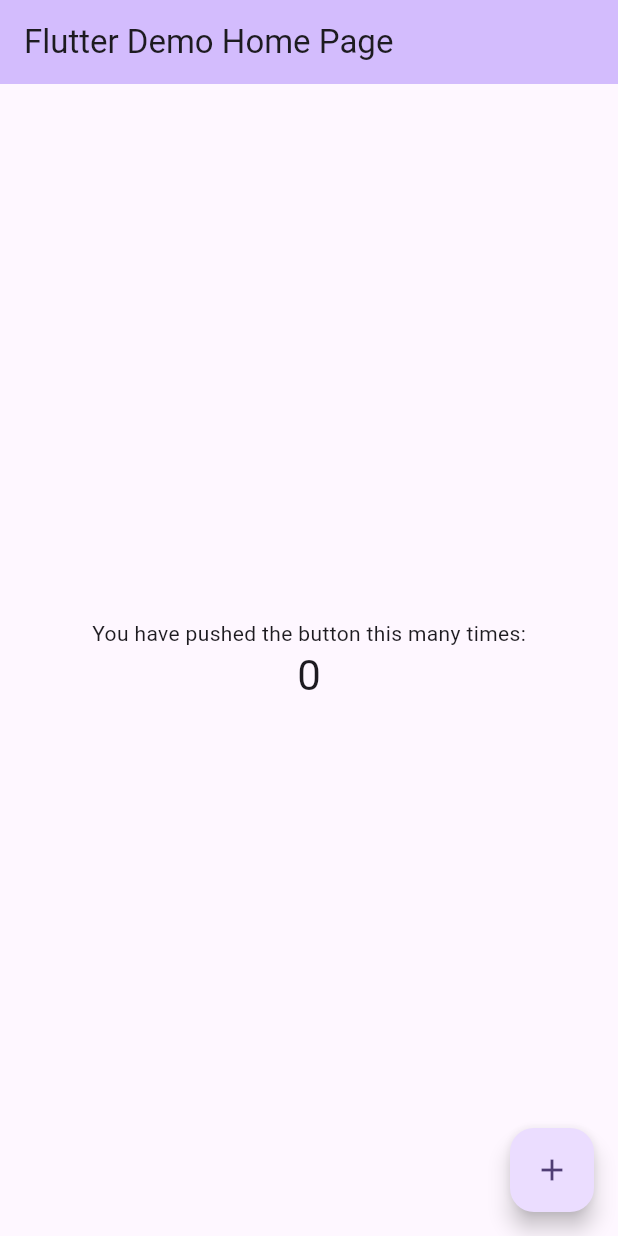
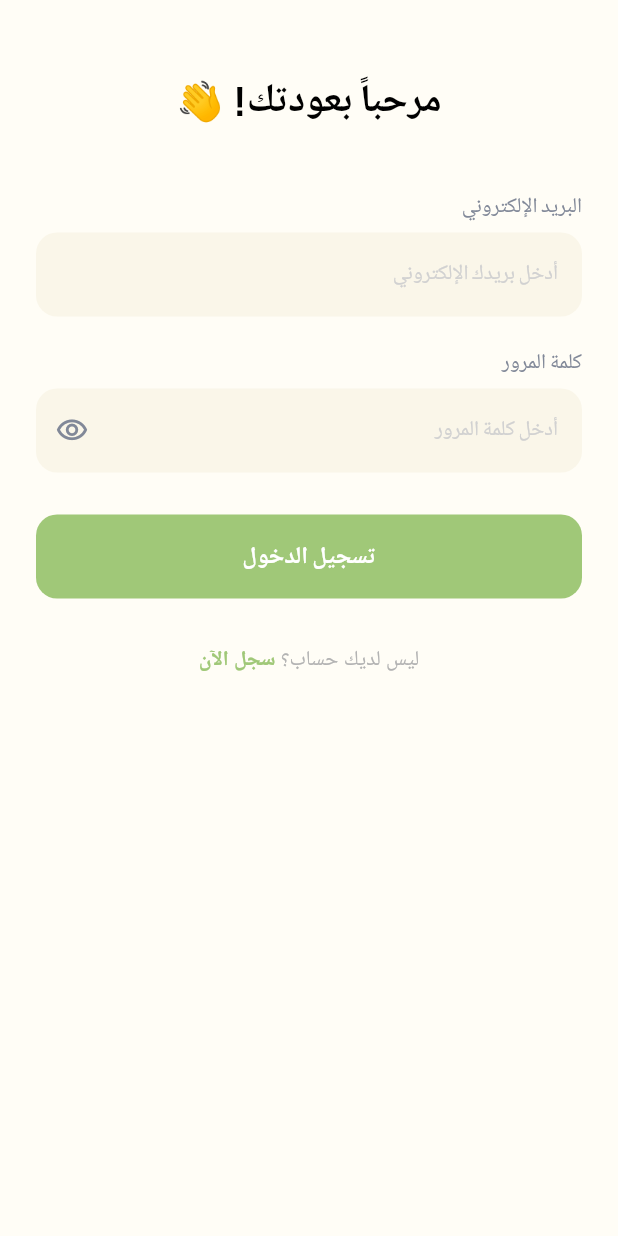
Before and after one commit to GP-SafeBite/SafeBite, a Flutter app: the screen it shows after launch, on a phone screen of 412 x 824 dp. Run offline on Flutter 3.47's test engine with Material 3 defaults, Android fonts, the phone set to English and light mode, and no system bars; project files that could hold a hidden picture were left out.

Commit message:
Add login UI

```diff
--- a/lib/main.dart
+++ b/lib/main.dart
@@ -1,4 +1,6 @@
 import 'package:flutter/material.dart';
+import 'views/authentication/login_screen.dart';
+import 'views/authentication/register_screen.dart';
 
 void main() {
   runApp(const MyApp());
@@ -7,116 +9,20 @@ void main() {
 class MyApp extends StatelessWidget {
   const MyApp({super.key});
 
-  // This widget is the root of your application.
   @override
   Widget build(BuildContext context) {
     return MaterialApp(
-      title: 'Flutter Demo',
+      title: 'SafeBite',
+      debugShowCheckedModeBanner: false,
       theme: ThemeData(
-        // This is the theme of your application.
-        //
-        // TRY THIS: Try running your application with "flutter run". You'll see
-        // the application has a purple toolbar. Then, without quitting the app,
-        // try changing the seedColor in the colorScheme below to Colors.green
-        // and then invoke "hot reload" (save your changes or press the "hot
-        // reload" button in a Flutter-supported IDE, or press "r" if you used
-        // the command line to start the app).
-        //
-        // Notice that the counter didn't reset back to zero; the application
-        // state is not lost during the reload. To reset the state, use hot
-        // restart instead.
-        //
-        // This works for code too, not just values: Most code changes can be
-        // tested with just a hot reload.
-        colorScheme: ColorScheme.fromSeed(seedColor: Colors.deepPurple),
+        fontFamily: 'PlusJakartaSans',
+        colorScheme: ColorScheme.fromSeed(seedColor: const Color(0xFFA0C878)),
       ),
-      home: const MyHomePage(title: 'Flutter Demo Home Page'),
+      initialRoute: '/login', // ✅ يبدأ على اللوقن
+      routes: {
+        '/login': (context) => const LoginScreen(),
+        '/register': (context) => const RegisterScreen(),
+      },
     );
   }
 }
-
-class MyHomePage extends StatefulWidget {
-  const MyHomePage({super.key, required this.title});
-
-  // This widget is the home page of your application. It is stateful, meaning
-  // that it has a State object (defined below) that contains fields that affect
-  // how it looks.
-
-  // This class is the configuration for the state. It holds the values (in this
-  // case the title) provided by the parent (in this case the App widget) and
-  // used by the build method of the State. Fields in a Widget subclass are
-  // always marked "final".
-
-  final String title;
-
-  @override
-  State<MyHomePage> createState() => _MyHomePageState();
-}
-
-class _MyHomePageState extends State<MyHomePage> {
-  int _counter = 0;
-
-  void _incrementCounter() {
-    setState(() {
-      // This call to setState tells the Flutter framework that something has
-      // changed in this State, which causes it to rerun the build method below
-      // so that the display can reflect the updated values. If we changed
-      // _counter without calling setState(), then the build method would not be
-      // called again, and so nothing would appear to happen.
-      _counter++;
-    });
-  }
-
-  @override
-  Widget build(BuildContext context) {
-    // This method is rerun every time setState is called, for instance as done
-    // by the _incrementCounter method above.
-    //
-    // The Flutter framework has been optimized to make rerunning build methods
-    // fast, so that you can just rebuild anything that needs updating rather
-    // than having to individually change instances of widgets.
-    return Scaffold(
-      appBar: AppBar(
-        // TRY THIS: Try changing the color here to a specific color (to
-        // Colors.amber, perhaps?) and trigger a hot reload to see the AppBar
-        // change color while the other colors stay the same.
-        backgroundColor: Theme.of(context).colorScheme.inversePrimary,
-        // Here we take the value from the MyHomePage object that was created by
-        // the App.build method, and use it to set our appbar title.
-        title: Text(widget.title),
-      ),
-      body: Center(
-        // Center is a layout widget. It takes a single child and positions it
-        // in the middle of the parent.
-        child: Column(
-          // Column is also a layout widget. It takes a list of children and
-          // arranges them vertically. By default, it sizes itself to fit its
-          // children horizontally, and tries to be as tall as its parent.
-          //
-          // Column has various properties to control how it sizes itself and
-          // how it positions its children. Here we use mainAxisAlignment to
-          // center the children vertically; the main axis here is the vertical
-          // axis because Columns are vertical (the cross axis would be
-          // horizontal).
-          //
-          // TRY THIS: Invoke "debug painting" (choose the "Toggle Debug Paint"
-          // action in the IDE, or press "p" in the console), to see the
-          // wireframe for each widget.
-          mainAxisAlignment: MainAxisAlignment.center,
-          children: <Widget>[
-            const Text('You have pushed the button this many times:'),
-            Text(
-              '$_counter',
-              style: Theme.of(context).textTheme.headlineMedium,
-            ),
-          ],
-        ),
-      ),
-      floatingActionButton: FloatingActionButton(
-        onPressed: _incrementCounter,
-        tooltip: 'Increment',
-        child: const Icon(Icons.add),
-      ), // This trailing comma makes auto-formatting nicer for build methods.
-    );
-  }
-}
--- a/lib/views/authentication/login_screen.dart
+++ b/lib/views/authentication/login_screen.dart
@@ -0,0 +1,135 @@
+import 'package:flutter/material.dart';
+import '../../widgets/auth_input_field.dart';
+
+class LoginScreen extends StatelessWidget {
+  const LoginScreen({super.key});
+
+  static const Color kPrimary = Color(0xFFA0C878); // A0C878
+  static const Color kBg = Color(0xFFFFFDF6); // FFFDF6
+  static const Color kField = Color(0xFFFAF6E9); // FAF6E9
+  static const Color kGrey900 = Color(0xFF818898); // 818898
+  static const Color kGrey400 = Color(0xFFB3B3B3); // B3B3B3
+  static const Color kGrey300 = Color(0xFFD1D1D1); // D1D1D1
+
+  @override
+  Widget build(BuildContext context) {
+    return Directionality(
+      textDirection: TextDirection.rtl,
+      child: Scaffold(
+        backgroundColor: kBg,
+        body: SafeArea(
+          child: Padding(
+            padding: const EdgeInsets.symmetric(horizontal: 24),
+            child: Column(
+              crossAxisAlignment: CrossAxisAlignment.stretch,
+              children: [
+                const SizedBox(height: 48),
+
+                const Text(
+                  'مرحباً بعودتك! 👋',
+                  textAlign: TextAlign.center,
+                  style: TextStyle(
+                    fontSize: 26,
+                    fontWeight: FontWeight.w700,
+                    color: Colors.black,
+                  ),
+                ),
+
+                const SizedBox(height: 40),
+
+                const Text(
+                  'البريد الإلكتروني',
+                  textAlign: TextAlign.right,
+                  style: TextStyle(
+                    fontSize: 14,
+                    fontWeight: FontWeight.w500,
+                    color: kGrey900,
+                  ),
+                ),
+                const SizedBox(height: 8),
+                const AuthInputField(
+                  hint: 'أدخل بريدك الإلكتروني',
+                  fieldBg: kField,
+                  grey900: kGrey900,
+                  grey300: kGrey300,
+                ),
+
+                const SizedBox(height: 20),
+
+                const Text(
+                  'كلمة المرور',
+                  textAlign: TextAlign.right,
+                  style: TextStyle(
+                    fontSize: 14,
+                    fontWeight: FontWeight.w500,
+                    color: kGrey900,
+                  ),
+                ),
+                const SizedBox(height: 8),
+                const AuthInputField(
+                  hint: 'أدخل كلمة المرور',
+                  isPassword: true,
+                  fieldBg: kField,
+                  grey900: kGrey900,
+                  grey300: kGrey300,
+                ),
+
+                const SizedBox(height: 28),
+
+                SizedBox(
+                  height: 56,
+                  child: ElevatedButton(
+                    onPressed: () {},
+                    style: ElevatedButton.styleFrom(
+                      backgroundColor: kPrimary,
+                      elevation: 0,
+                      shape: RoundedRectangleBorder(
+                        borderRadius: BorderRadius.circular(14),
+                      ),
+                    ),
+                    child: const Text(
+                      'تسجيل الدخول',
+                      style: TextStyle(
+                        fontSize: 16,
+                        fontWeight: FontWeight.w700,
+                        color: Colors.white,
+                      ),
+                    ),
+                  ),
+                ),
+
+                const SizedBox(height: 18),
+
+                // ✅ من هنا للريجستر
+                TextButton(
+                  onPressed: () => Navigator.pushNamed(context, '/register'),
+                  style: TextButton.styleFrom(padding: EdgeInsets.zero),
+                  child: const Text.rich(
+                    TextSpan(
+                      style: TextStyle(
+                        fontSize: 14,
+                        fontWeight: FontWeight.w500,
+                        color: kGrey400,
+                      ),
+                      children: [
+                        TextSpan(text: 'ليس لديك حساب؟ '),
+                        TextSpan(
+                          text: 'سجل الآن',
+                          style: TextStyle(
+                            color: kPrimary,
+                            fontWeight: FontWeight.w600,
+                          ),
+                        ),
+                      ],
+                    ),
+                    textAlign: TextAlign.center,
+                  ),
+                ),
+              ],
+            ),
+          ),
+        ),
+      ),
+    );
+  }
+}
--- /dev/null
+++ b/lib/widgets/auth_input_field.dart
@@ -0,0 +1,72 @@
+import 'package:flutter/material.dart';
+
+class AuthInputField extends StatefulWidget {
+  final String hint;
+  final bool isPassword;
+  final Color fieldBg;
+  final Color grey900;
+  final Color grey300;
+
+  const AuthInputField({
+    super.key,
+    required this.hint,
+    required this.fieldBg,
+    required this.grey900,
+    required this.grey300,
+    this.isPassword = false,
+  });
+
+  @override
+  State<AuthInputField> createState() => _AuthInputFieldState();
+}
+
+class _AuthInputFieldState extends State<AuthInputField> {
+  bool _obscure = true;
+
+  @override
+  Widget build(BuildContext context) {
+    return Container(
+      height: 56,
+      decoration: BoxDecoration(
+        color: widget.fieldBg,
+        borderRadius: BorderRadius.circular(14),
+      ),
+      child: TextField(
+        textAlign: TextAlign.right,
+        textAlignVertical: TextAlignVertical.center,
+        obscureText: widget.isPassword ? _obscure : false,
+        style: TextStyle(
+          fontSize: 14,
+          fontWeight: FontWeight.w500,
+          color: widget.grey900,
+        ),
+        decoration: InputDecoration(
+          border: InputBorder.none,
+          isDense: true,
+          contentPadding: const EdgeInsets.symmetric(horizontal: 16, vertical: 18),
+          hintText: widget.hint,
+          hintStyle: TextStyle(
+            fontSize: 14,
+            fontWeight: FontWeight.w500,
+            color: widget.grey300,
+          ),
+          // 👁️ على اليسار في RTL
+          suffixIcon: widget.isPassword
+              ? IconButton(
+                  iconSize: 22,
+                  padding: EdgeInsets.zero,
+                  icon: Icon(
+                    _obscure
+                        ? Icons.visibility_outlined
+                        : Icons.visibility_off_outlined,
+                    color: widget.grey900,
+                  ),
+                  onPressed: () => setState(() => _obscure = !_obscure),
+                )
+              : null,
+          suffixIconConstraints: const BoxConstraints(minWidth: 44, minHeight: 44),
+        ),
+      ),
+    );
+  }
+}
```
Also changed, not shown: lib/views/authentication/register_screen.dart (+154 -0 lines), pubspec.yaml (+13 -0 lines), Assets/fonts/PlusJakartaSans-Bold.ttf (added), Assets/fonts/PlusJakartaSans-Medium.ttf (added), Assets/fonts/PlusJakartaSans-Regular.ttf (added), pubspec.lock.
